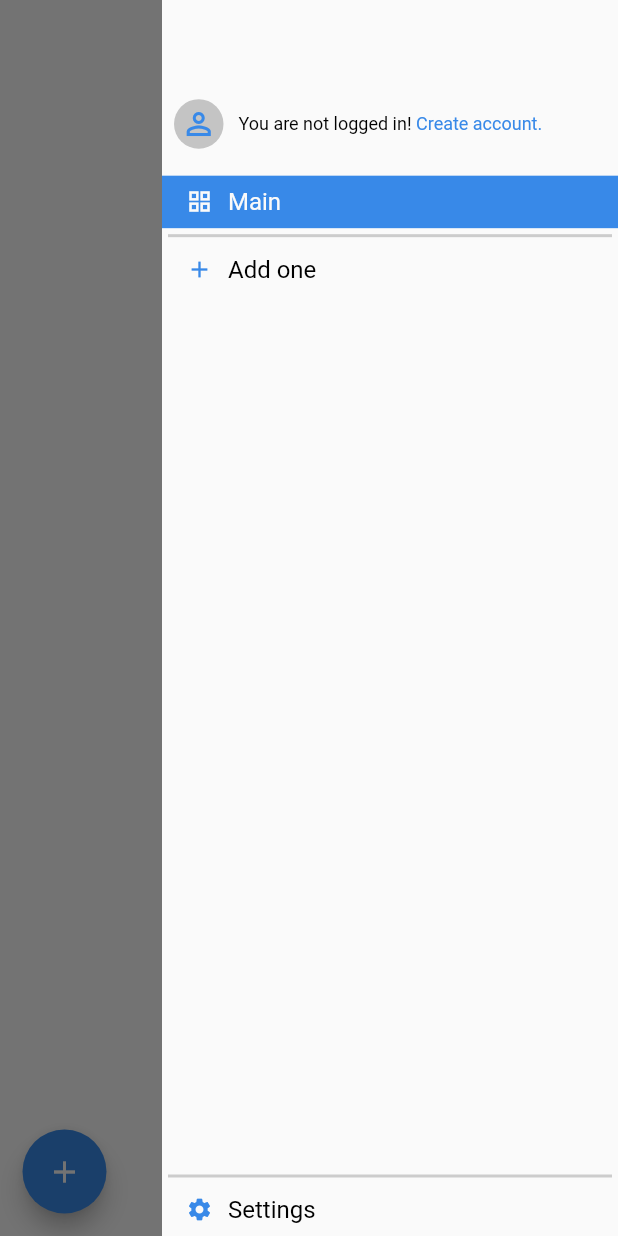
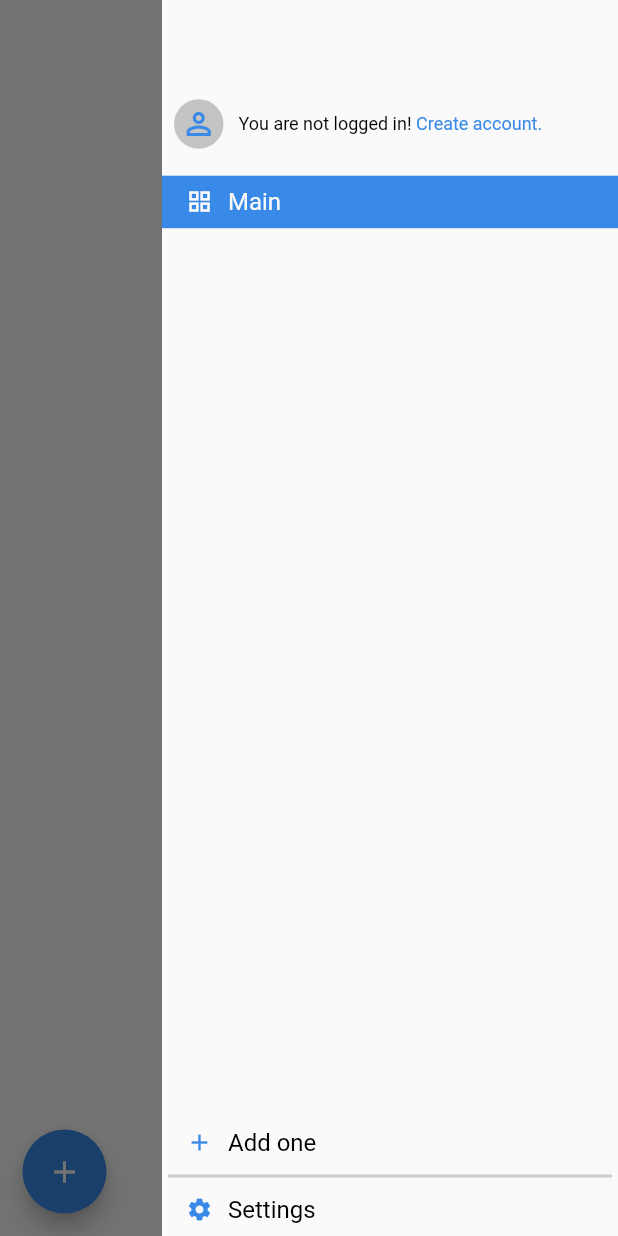
Before and after one commit to samirakhmedov/producti, a Flutter app: the AnonymousTablesPage screen opened directly with empty values, with the side drawer open, on a phone screen of 412 x 824 dp. Run offline on Flutter 3.47's test engine with Material 2 defaults, Android fonts, the phone set to English and light mode, and no system bars; our stand-ins replace bloc, cloud_firestore, connectivity, dartz, equatable, firebase_analytics and 16 more; accounts and stored records are empty.

Commit message:
Implemented creating and saving tables.

```diff
--- a/lib/application/tables/logic/anonymous/anonymous_table_event.dart
+++ b/lib/application/tables/logic/anonymous/anonymous_table_event.dart
@@ -8,3 +8,12 @@ abstract class AnonymousTableEvent extends Equatable {
 }
 
 class AnonymousTableLoad extends AnonymousTableEvent {}
+
+class AnonymousTableCreate extends AnonymousTableEvent {
+  final String name;
+
+  AnonymousTableCreate(this.name);
+
+  @override
+  List<Object> get props => [name];
+}
--- a/lib/application/tables/logic/anonymous/anonymous_table_state.dart
+++ b/lib/application/tables/logic/anonymous/anonymous_table_state.dart
@@ -16,4 +16,12 @@ class AnonymousTableLoaded extends AnonymousTableState {
 
   @override
   List<Object> get props => [tables];
+
+  AnonymousTableLoaded copyWith({
+    List<Table>? tables,
+  }) {
+    return AnonymousTableLoaded(
+      tables ?? this.tables,
+    );
+  }
 }
--- a/lib/application/tables/logic/user/table_bloc.dart
+++ b/lib/application/tables/logic/user/table_bloc.dart
@@ -10,7 +10,7 @@ import 'package:producti/domain/table/table.dart';
 part 'table_event.dart';
 part 'table_state.dart';
 
-@injectable
+@lazySingleton
 class TableBloc extends Bloc<TableEvent, TableState> {
   final RemoteTableRepository _remoteTableRepository;
   final LocalTableRepository _localTableRepository;
--- a/lib/data/core/error/error_codes.dart
+++ b/lib/data/core/error/error_codes.dart
@@ -11,4 +11,5 @@ enum ErrorCode {
   invalidLink,
   failedToFetchUserData,
   notConnectedToInternet,
+  tableAlreadyExists,
 }
--- a/lib/l10n/intl_en.arb
+++ b/lib/l10n/intl_en.arb
@@ -40,5 +40,8 @@
     "settings": "Settings",
     "logOut": "Log out",
     "addOne": "Add one",
-    "nothingToSee": "Nothing to see here..."
+    "nothingToSee": "Nothing to see here...",
+    "create": "Create",
+    "tableAlreadyExists": "This table already created!",
+    "tableName": "Table name"
 }
--- a/lib/l10n/intl_ru.arb
+++ b/lib/l10n/intl_ru.arb
@@ -40,5 +40,8 @@
     "settings": "Настройки",
     "logOut": "Выйти",
     "addOne": "Добавить",
-    "nothingToSee": "Здесь ничего нет..."
+    "nothingToSee": "Здесь ничего нет...",
+    "create": "Создать",
+    "tableAlreadyExists": "Эта таблица уже существует!",
+    "tableName": "Название таблицы"
 }
--- a/lib/presentation/core/errors/error_code_ext.dart
+++ b/lib/presentation/core/errors/error_code_ext.dart
@@ -31,6 +31,8 @@ extension ErrorCodeExt on ErrorCode {
         return intl.failedToFetchUserData;
       case ErrorCode.notConnectedToInternet:
         return intl.notConnectedToInternet;
+      case ErrorCode.tableAlreadyExists:
+        return intl.tableAlreadyExists;
     }
   }
 }
--- a/lib/presentation/table/pages/anonymous/anonymous_tables_page.dart
+++ b/lib/presentation/table/pages/anonymous/anonymous_tables_page.dart
@@ -6,6 +6,8 @@ import 'package:producti/domain/table/table.dart' as t;
 import 'package:producti/domain/table/table_link.dart';
 import 'package:producti/generated/l10n.dart';
 import 'package:producti/presentation/core/constants/routes.dart';
+import 'package:producti/presentation/table/pages/tables_page.dart';
+import 'package:producti/presentation/table/widgets/create_table_body.dart';
 import 'package:producti_ui/producti_ui.dart';
 import 'package:flutter_bloc/flutter_bloc.dart';
 
@@ -64,6 +66,147 @@ class AnonymousTablesPage extends StatelessWidget {
             _TablesBody(
               path: path,
               table: table,
+            ),
+          ],
+        ),
+      ),
+    );
+  }
+}
+
+class _TablesDrawer extends StatelessWidget {
+  final int tableIndex;
+
+  const _TablesDrawer({Key? key, required this.tableIndex}) : super(key: key);
+
+  void _moveToPage(BuildContext context, int tableIndex) {
+    final navigator = Navigator.of(context);
+
+    navigator.popUntil((route) => route.settings.name == AppRoutes.tables);
+
+    navigator.pushReplacement(
+      MaterialPageRoute(
+        builder: (context) => TablesPage(
+          tableIndex: tableIndex,
+        ),
+        settings: RouteSettings(
+          name: AppRoutes.tables,
+        ),
+      ),
+    );
+  }
+
+  @override
+  Widget build(BuildContext context) {
+    final query = MediaQuery.of(context);
+
+    final size = query.size;
+
+    final intl = S.of(context);
+
+    final theme = Theme.of(context);
+
+    return Drawer(
+      elevation: 0.0,
+      child: Container(
+        color: theme.backgroundColor,
+        child: Column(
+          children: [
+            Container(
+              height: size.height * 0.13,
+              width: double.maxFinite,
+              color: theme.backgroundColor,
+              child: Align(
+                alignment: Alignment.bottomLeft,
+                child: Padding(
+                  padding: const EdgeInsets.all(8.0),
+                  child: Row(
+                    mainAxisAlignment: MainAxisAlignment.center,
+                    children: [
+                      const UserAvatar(),
+                      const Gap(),
+                      Expanded(
+                        child: OptionText(
+                          textAlign: TextAlign.left,
+                          start: intl.doNotLoggedIn + ' ',
+                          end: intl.createAccount,
+                          onTap: () {
+                            final authBloc = context.read<AuthBloc>();
+
+                            authBloc.add(AuthSignOut());
+
+                            final navigator = Navigator.of(context);
+
+                            navigator.popUntil((route) =>
+                                route.settings.name == AppRoutes.tables);
+
+                            navigator.pushReplacementNamed(AppRoutes.auth);
+                          },
+                        ),
+                      ),
+                    ],
+                  ),
+                ),
+              ),
+            ),
+            const Gap(),
+            Expanded(
+              child: BlocBuilder<AnonymousTableBloc, AnonymousTableState>(
+                builder: (context, state) {
+                  if (state is AnonymousTableLoaded) {
+                    return ListView.separated(
+                      padding: EdgeInsets.zero,
+                      shrinkWrap: true,
+                      itemBuilder: (context, index) => InkWell(
+                        onTap: () {
+                          if (index == tableIndex)
+                            return Navigator.of(context).pop();
+
+                          _moveToPage(context, index);
+                        },
+                        child: DrawerListTile(
+                          text: state.tables[index].title,
+                          icon: Icons.grid_view_outlined,
+                          selected: index == tableIndex,
+                        ),
+                      ),
+                      separatorBuilder: (context, index) => const AppDivider(),
+                      itemCount: state.tables.length,
+                    );
+                  }
+
+                  return const SizedBox();
+                },
+              ),
+            ),
+            DrawerListTile(
+              onTap: () {
+                final navigator = Navigator.of(context);
+
+                navigator.pop();
+
+                showBottomSheet(
+                  context: context,
+                  builder: (context) {
+                    return AppBottomSheet(
+                      child: Padding(
+                        padding: const EdgeInsets.symmetric(
+                          horizontal: 40,
+                          vertical: 42,
+                        ),
+                        child: CreateTableBody(),
+                      ),
+                    );
+                  },
+                );
+              },
+              text: intl.addOne,
+              icon: Icons.add,
+            ),
+            AppDivider(),
+            DrawerListTile(
+              text: intl.settings,
+              icon: Icons.settings,
             ),
           ],
         ),
@@ -155,101 +298,3 @@ class _TableCellsList extends StatelessWidget {
     return Container();
   }
 }
-
-class _TablesDrawer extends StatelessWidget {
-  final int tableIndex;
-
-  const _TablesDrawer({Key? key, required this.tableIndex}) : super(key: key);
-
-  @override
-  Widget build(BuildContext context) {
-    final query = MediaQuery.of(context);
-
-    final size = query.size;
-
-    final intl = S.of(context);
-
-    final theme = Theme.of(context);
-
-    return Drawer(
-      elevation: 0.0,
-      child: Container(
-        color: theme.backgroundColor,
-        child: Column(
-          children: [
-            Container(
-              height: size.height * 0.13,
-              width: double.maxFinite,
-              color: theme.backgroundColor,
-              child: Align(
-                alignment: Alignment.bottomLeft,
-                child: Padding(
-                  padding: const EdgeInsets.all(8.0),
-                  child: Row(
-                    mainAxisAlignment: MainAxisAlignment.center,
-                    children: [
-                      const UserAvatar(),
-                      const Gap(),
-                      Expanded(
-                        child: OptionText(
-                          textAlign: TextAlign.left,
-                          start: intl.doNotLoggedIn + ' ',
-                          end: intl.createAccount,
-                          onTap: () {
-                            final authBloc = context.read<AuthBloc>();
-
-                            authBloc.add(AuthSignOut());
-
-                            final navigator = Navigator.of(context);
-
-                            navigator
-                                .popUntil((route) => route != AppRoutes.tables);
-
-                            navigator.pushReplacementNamed(AppRoutes.auth);
-                          },
-                        ),
-                      ),
-                    ],
-                  ),
-                ),
-              ),
-            ),
-            const Gap(),
-            Expanded(
-              child: BlocBuilder<AnonymousTableBloc, AnonymousTableState>(
-                builder: (context, state) {
-                  if (state is AnonymousTableLoaded) {
-                    return ListView.separated(
-                      padding: EdgeInsets.zero,
-                      shrinkWrap: true,
-                      itemBuilder: (context, index) =>
-                          index + 1 == state.tables.length
-                              ? DrawerListTile(
-                                  text: state.tables[index].title,
-                                  icon: Icons.grid_view_outlined,
-                                  selected: index == tableIndex,
-                                )
-                              : DrawerListTile(
-                                  text: intl.addOne,
-                                  icon: Icons.add,
-                                ),
-                      separatorBuilder: (context, index) => const AppDivider(),
-                      itemCount: state.tables.length + 1,
-                    );
-                  }
-
-                  return const SizedBox();
-                },
-              ),
-            ),
-            AppDivider(),
-            DrawerListTile(
-              text: intl.settings,
-              icon: Icons.settings,
-            ),
-          ],
-        ),
-      ),
-    );
-  }
-}
--- a/producti_ui/lib/src/widgets/list_tile.dart
+++ b/producti_ui/lib/src/widgets/list_tile.dart
@@ -1,16 +1,17 @@
 import 'package:flutter/material.dart';
-import 'package:producti_ui/producti_ui.dart';
 
 class DrawerListTile extends StatelessWidget {
   final IconData? icon;
   final String? text;
   final bool selected;
+  final void Function()? onTap;
 
   const DrawerListTile({
     Key? key,
     this.icon,
     this.text,
     this.selected = false,
+    this.onTap,
   }) : super(key: key);
 
   @override
@@ -18,7 +19,9 @@ class DrawerListTile extends StatelessWidget {
     final theme = Theme.of(context);
     final textTheme = theme.textTheme;
 
-    return Container(
+    return InkWell(
+      onTap: onTap,
+      child: Container(
         height: 35,
         width: double.maxFinite,
         color: selected ? theme.primaryColor : theme.backgroundColor,
@@ -39,12 +42,15 @@ class DrawerListTile extends StatelessWidget {
                 child: Text(
                   text!,
                   style: textTheme.bodyText2!.copyWith(
-                  color: selected ? theme.backgroundColor : kBlack,
+                    color: selected
+                        ? theme.backgroundColor
+                        : textTheme.bodyText2!.color,
                   ),
                 ),
               ),
           ],
         ),
+      ),
     );
   }
 }
--- a/producti_ui/lib/src/widgets/text_input.dart
+++ b/producti_ui/lib/src/widgets/text_input.dart
@@ -4,6 +4,7 @@ import 'package:producti_ui/src/constants.dart';
 
 class TextInputWidget extends StatefulWidget {
   final TextEditingController? controller;
+  final void Function(String value)? onChange;
   final IconData? prefixIcon;
   final String? hintText;
   final bool obscureText;
@@ -16,6 +17,7 @@ class TextInputWidget extends StatefulWidget {
     this.hintText,
     this.obscureText = false,
     this.suffixWidget,
+    this.onChange,
   }) : super(key: key);
 
   @override
@@ -40,6 +42,7 @@ class _TextInputWidgetState extends State<TextInputWidget> {
     return TextField(
       focusNode: focus,
       controller: widget.controller,
+      onChanged: widget.onChange,
       cursorColor: theme.primaryColor,
       obscureText: widget.obscureText,
       style: textTheme.bodyText2!.copyWith(
```
Also changed, not shown: lib/application/tables/logic/anonymous/anonymous_table_bloc.dart (+14 -1 lines), lib/application/tables/pages/table_create/table_create_cubit.dart (added, +25 -0 lines), lib/application/tables/pages/table_create/table_create_state.dart (added, +37 -0 lines), lib/main.dart (+8 -0 lines), lib/presentation/table/pages/tables_page.dart (+2 -10 lines), lib/presentation/table/widgets/create_group_body.dart (added, +13 -0 lines), lib/presentation/table/widgets/create_popup_tile.dart (added, +61 -0 lines), lib/presentation/table/widgets/create_table_body.dart (added, +96 -0 lines), producti_ui/lib/src/widgets/app_bottom_sheet.dart (+10 -16 lines), lib/generated/intl/messages_en.dart, lib/generated/intl/messages_ru.dart, lib/generated/l10n.dart, lib/injection.config.dart, 1 other file. Lines whose indentation alone changed are shown as unchanged.
